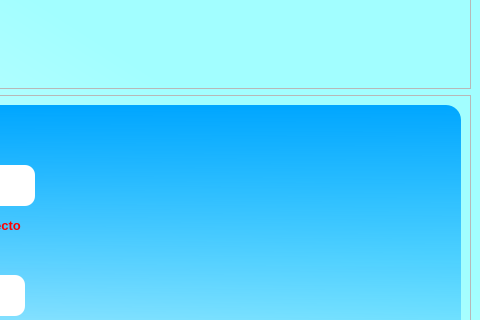
Geo18G/SITHome, file interfaces/SITHome_Home.ui: the form before one commit; both pictures show x 635 to 1115 and y 266 to 586 of the 1115 by 715 pixel window.
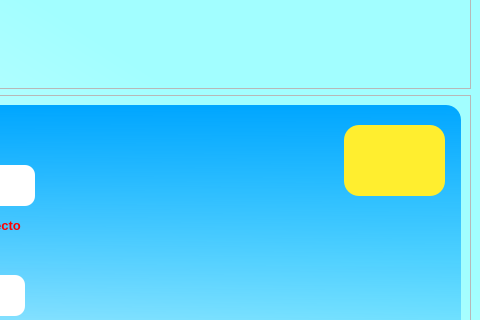
The form after the commit. Icons and pictures are not drawn.

```diff
--- a/interfaces/SITHome_Home.ui
+++ b/interfaces/SITHome_Home.ui
@@ -233,6 +233,24 @@
            <string>&lt;html&gt;&lt;head/&gt;&lt;body&gt;&lt;p&gt;&lt;span style=&quot; font-size:10pt; font-weight:600; color:#ff0000;&quot;&gt;Contraseña incorrecta&lt;/span&gt;&lt;/p&gt;&lt;/body&gt;&lt;/html&gt;</string>
           </property>
          </widget>
+         <widget class="QLabel" name="sin_Conex">
+          <property name="geometry">
+           <rect>
+            <x>960</x>
+            <y>20</y>
+            <width>101</width>
+            <height>71</height>
+           </rect>
+          </property>
+          <property name="styleSheet">
+           <string notr="true">image: url(:/sin conexion/sin_conexion.png);
+
+background-color: rgb(255, 238, 47);</string>
+          </property>
+          <property name="text">
+           <string/>
+          </property>
+         </widget>
         </widget>
        </item>
       </layout>
```
Left out of the diff: 10 changed lines with no effect on the pictures.
